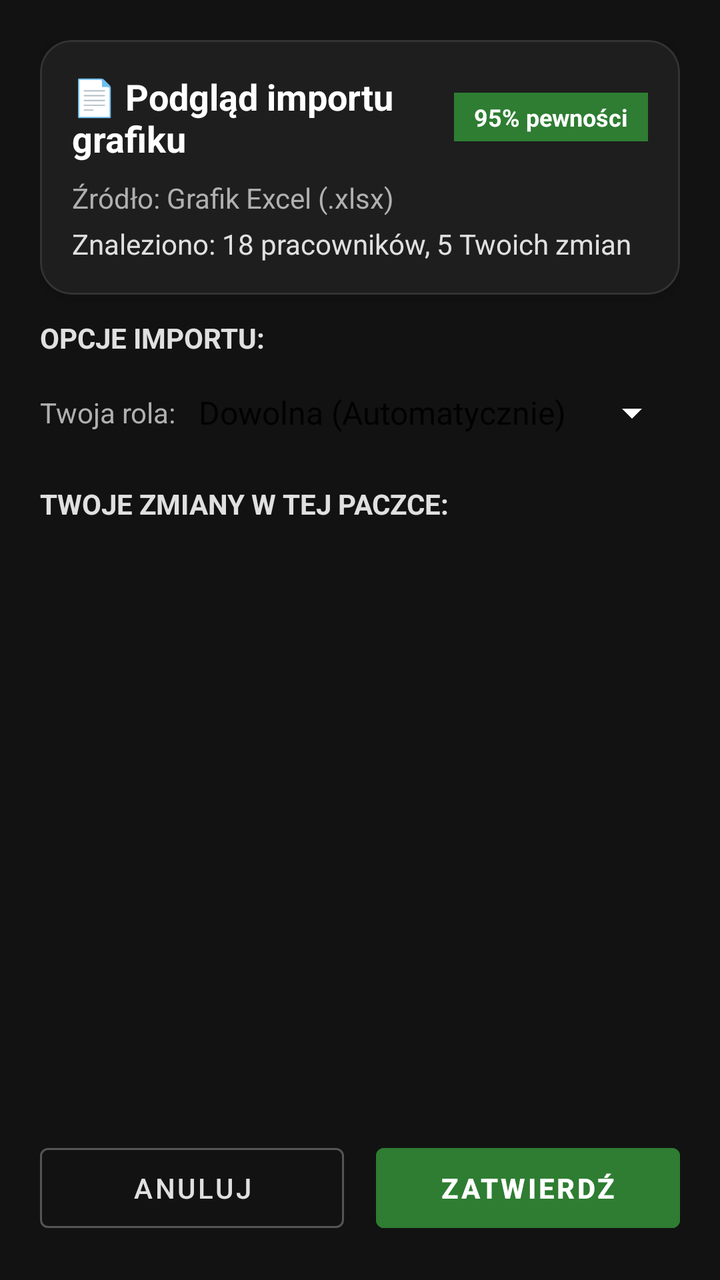
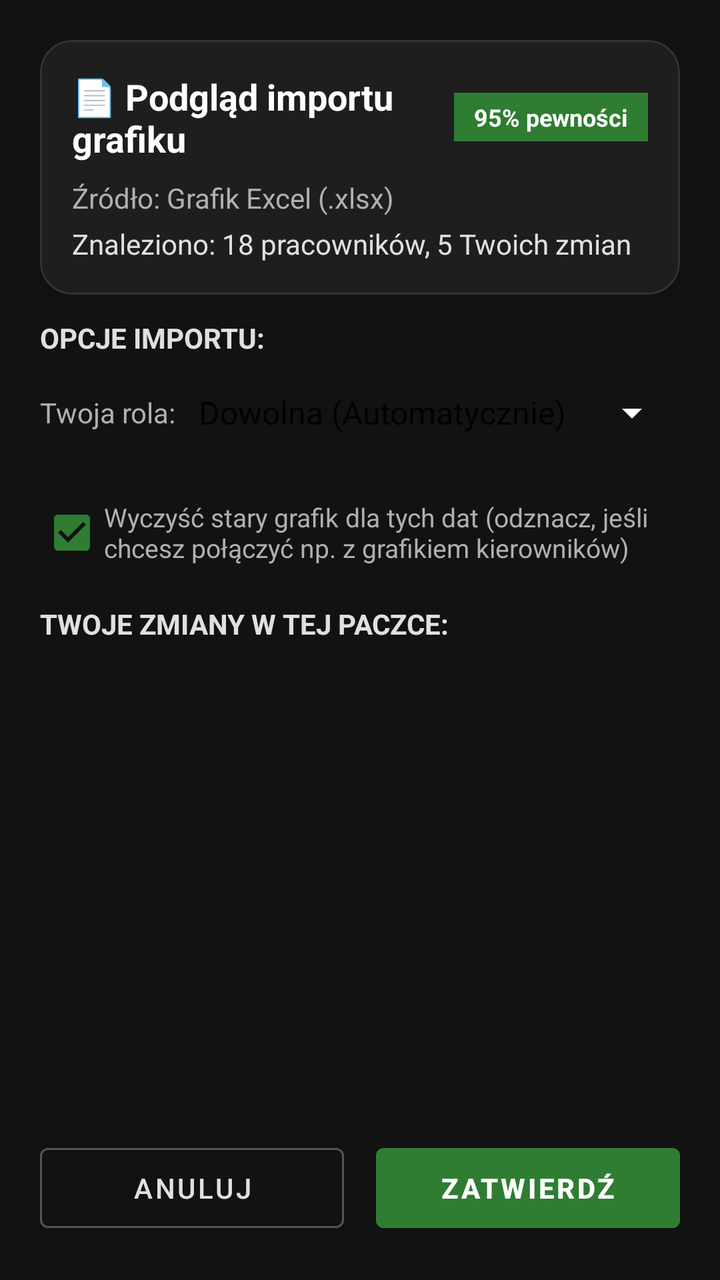

Compare the two renders of this Android layout. The source of the first and the diff that turns it into the second are given below.
<!-- AndroidManifest.xml: application theme Theme.AsystentKinowy -->
<!-- res/layout/fragment_import_preview.xml -->
<?xml version="1.0" encoding="utf-8"?>
<LinearLayout xmlns:android="http://schemas.android.com/apk/res/android"
    xmlns:app="http://schemas.android.com/apk/res-auto"
    xmlns:tools="http://schemas.android.com/tools"
    android:layout_width="match_parent"
    android:layout_height="match_parent"
    android:orientation="vertical"
    android:background="#121212"
    android:padding="20dp">

    
    <com.google.android.material.card.MaterialCardView
        android:layout_width="match_parent"
        android:layout_height="wrap_content"
        app:cardBackgroundColor="#1E1E1E"
        app:cardCornerRadius="16dp"
        app:cardElevation="4dp"
        app:strokeColor="#333333"
        app:strokeWidth="1dp">

        <LinearLayout
            android:layout_width="match_parent"
            android:layout_height="wrap_content"
            android:orientation="vertical"
            android:padding="16dp">

            <LinearLayout
                android:layout_width="match_parent"
                android:layout_height="wrap_content"
                android:gravity="center_vertical"
                android:orientation="horizontal">

                <TextView
                    android:id="@+id/tvImportSourceTitle"
                    android:layout_width="0dp"
                    android:layout_height="wrap_content"
                    android:layout_weight="1"
                    android:text="📄 Podgląd importu grafiku"
                    android:textColor="#FFFFFF"
                    android:textSize="18sp"
                    android:textStyle="bold" />

                <TextView
                    android:id="@+id/tvConfidenceBadge"
                    android:layout_width="wrap_content"
                    android:layout_height="wrap_content"
                    android:background="#2E7D32"
                    android:paddingHorizontal="10dp"
                    android:paddingVertical="4dp"
                    android:text="95% pewności"
                    android:textColor="#FFFFFF"
                    android:textSize="12sp"
                    android:textStyle="bold" />
            </LinearLayout>

            <TextView
                android:id="@+id/tvSourceFileName"
                android:layout_width="match_parent"
                android:layout_height="wrap_content"
                android:layout_marginTop="8dp"
                android:text="Źródło: Grafik Excel (.xlsx)"
                android:textColor="#B0B0B0"
                android:textSize="14sp" />

            <TextView
                android:id="@+id/tvSummaryDetails"
                android:layout_width="match_parent"
                android:layout_height="wrap_content"
                android:layout_marginTop="4dp"
                android:text="Znaleziono: 18 pracowników, 5 Twoich zmian"
                android:textColor="#E0E0E0"
                android:textSize="14sp" />

        </LinearLayout>
    </com.google.android.material.card.MaterialCardView>

    
    <com.google.android.material.card.MaterialCardView
        android:id="@+id/cardWarnings"
        android:layout_width="match_parent"
        android:layout_height="wrap_content"
        android:layout_marginTop="12dp"
        android:visibility="gone"
        app:cardBackgroundColor="#332400"
        app:cardCornerRadius="12dp"
        app:strokeColor="#FFB300"
        app:strokeWidth="1dp"
        tools:visibility="visible">

        <LinearLayout
            android:layout_width="match_parent"
            android:layout_height="wrap_content"
            android:orientation="vertical"
            android:padding="12dp">

            <TextView
                android:layout_width="wrap_content"
                android:layout_height="wrap_content"
                android:text="⚠️ Uwagi parsera"
                android:textColor="#FFB300"
                android:textSize="14sp"
                android:textStyle="bold" />

            <TextView
                android:id="@+id/tvWarningsText"
                android:layout_width="match_parent"
                android:layout_height="wrap_content"
                android:layout_marginTop="4dp"
                android:text="Niektóre godziny mogą wymagać weryfikacji."
                android:textColor="#FFE082"
                android:textSize="13sp" />
        </LinearLayout>
    </com.google.android.material.card.MaterialCardView>

    <TextView
        android:layout_width="wrap_content"
        android:layout_height="wrap_content"
        android:layout_marginTop="12dp"
        android:layout_marginBottom="4dp"
        android:text="OPCJE IMPORTU:"
        android:textColor="#E0E0E0"
        android:textSize="14sp"
        android:textStyle="bold" />

    <LinearLayout
        android:layout_width="match_parent"
        android:layout_height="wrap_content"
        android:orientation="horizontal"
        android:gravity="center_vertical"
        android:layout_marginBottom="12dp">

        <TextView
            android:layout_width="wrap_content"
            android:layout_height="wrap_content"
            android:text="Twoja rola: "
            android:textColor="#B0B0B0"
            android:textSize="14sp" />

        <Spinner
            android:id="@+id/spinnerRole"
            android:layout_width="0dp"
            android:layout_height="48dp"
            android:layout_weight="1"
            android:entries="@array/roles_array"
            android:backgroundTint="#FFFFFF"/>
    </LinearLayout>

    <TextView
        android:layout_width="wrap_content"
        android:layout_height="wrap_content"
        android:layout_marginBottom="8dp"
        android:text="TWOJE ZMIANY W TEJ PACZCE:"
        android:textColor="#E0E0E0"
        android:textSize="14sp"
        android:textStyle="bold" />

    <androidx.recyclerview.widget.RecyclerView
        android:id="@+id/rvPreviewShifts"
        android:layout_width="match_parent"
        android:layout_height="0dp"
        android:layout_weight="1"
        android:nestedScrollingEnabled="true"
        tools:listitem="@layout/item_shift" />

    <TextView
        android:id="@+id/tvEmptyShiftsNotice"
        android:layout_width="match_parent"
        android:layout_height="0dp"
        android:layout_weight="1"
        android:gravity="center"
        android:padding="24dp"
        android:text="Nie znaleziono w tym grafiku zmian dopasowanych do Twojego imienia."
        android:textColor="#888888"
        android:textSize="14sp"
        android:visibility="gone" />

    
    <LinearLayout
        android:layout_width="match_parent"
        android:layout_height="wrap_content"
        android:layout_marginTop="12dp"
        android:orientation="horizontal">

        <Button
            android:id="@+id/btnCancelImport"
            style="@style/Widget.MaterialComponents.Button.OutlinedButton"
            android:layout_width="0dp"
            android:layout_height="52dp"
            android:layout_marginEnd="8dp"
            android:layout_weight="1"
            android:text="Anuluj"
            android:textColor="#E0E0E0"
            app:strokeColor="#555555" />

        <Button
            android:id="@+id/btnConfirmImport"
            android:layout_width="0dp"
            android:layout_height="52dp"
            android:layout_marginStart="8dp"
            android:layout_weight="1"
            android:backgroundTint="#2E7D32"
            android:text="Zatwierdź"
            android:textColor="#FFFFFF"
            android:textStyle="bold" />
    </LinearLayout>

</LinearLayout>
<!-- res/layout/item_shift.xml (included above) -->
<?xml version="1.0" encoding="utf-8"?>
<com.google.android.material.card.MaterialCardView
    xmlns:android="http://schemas.android.com/apk/res/android"
    xmlns:app="http://schemas.android.com/apk/res-auto"
    android:layout_width="match_parent"
    android:layout_height="wrap_content"
    android:layout_marginHorizontal="16dp"
    android:layout_marginVertical="6dp"
    style="?attr/materialCardViewElevatedStyle"
    app:cardCornerRadius="16dp">

    <androidx.constraintlayout.widget.ConstraintLayout
        android:layout_width="match_parent"
        android:layout_height="wrap_content"
        android:padding="16dp">

        
        <ImageView
            android:id="@+id/iv_calendar_icon"
            android:layout_width="20dp"
            android:layout_height="20dp"
            android:src="@drawable/ic_calendar"
            app:tint="#FF6600"
            app:layout_constraintTop_toTopOf="@+id/tv_shift_date"
            app:layout_constraintBottom_toBottomOf="@+id/tv_shift_date"
            app:layout_constraintStart_toStartOf="parent" />

        
        <TextView
            android:id="@+id/tv_shift_date"
            android:layout_width="0dp"
            android:layout_height="wrap_content"
            android:layout_marginStart="8dp"
            android:textSize="16sp"
            android:textStyle="bold"
            android:textColor="#FFFFFF"
            app:layout_constraintTop_toTopOf="parent"
            app:layout_constraintStart_toEndOf="@+id/iv_calendar_icon"
            app:layout_constraintEnd_toStartOf="@+id/tv_moon_icon" />

        
        <TextView
            android:id="@+id/tv_moon_icon"
            android:layout_width="wrap_content"
            android:layout_height="wrap_content"
            android:text="🌙"
            android:textSize="16sp"
            android:visibility="gone"
            android:layout_marginEnd="8dp"
            app:layout_constraintTop_toTopOf="@+id/tv_shift_date"
            app:layout_constraintBottom_toBottomOf="@+id/tv_shift_date"
            app:layout_constraintEnd_toStartOf="@+id/chip_shift_description" />

        
        <ImageView
            android:id="@+id/iv_time_icon"
            android:layout_width="16dp"
            android:layout_height="16dp"
            android:src="@android:drawable/ic_menu_recent_history"
            app:tint="#AAAAAA"
            android:layout_marginTop="6dp"
            app:layout_constraintTop_toBottomOf="@+id/tv_shift_date"
            app:layout_constraintStart_toStartOf="@+id/iv_calendar_icon"
            app:layout_constraintEnd_toEndOf="@+id/iv_calendar_icon" />

        
        <TextView
            android:id="@+id/tv_shift_hours"
            android:layout_width="0dp"
            android:layout_height="wrap_content"
            android:layout_marginStart="8dp"
            android:layout_marginTop="4dp"
            android:textSize="14sp"
            android:textColor="#AAAAAA"
            app:layout_constraintTop_toBottomOf="@+id/tv_shift_date"
            app:layout_constraintStart_toEndOf="@+id/iv_time_icon"
            app:layout_constraintEnd_toStartOf="@+id/chip_shift_description" />

        
        <com.google.android.material.chip.Chip
            android:id="@+id/chip_shift_description"
            android:layout_width="wrap_content"
            android:layout_height="wrap_content"
            android:clickable="false"
            android:textStyle="bold"
            android:textColor="#FFFFFF"
            app:chipBackgroundColor="#FF6600"
            app:chipStrokeWidth="0dp"
            app:layout_constraintTop_toTopOf="parent"
            app:layout_constraintBottom_toBottomOf="@+id/tv_shift_hours"
            app:layout_constraintEnd_toEndOf="parent" />

        
        <TextView
            android:id="@+id/tv_closing_crew"
            android:layout_width="0dp"
            android:layout_height="wrap_content"
            android:layout_marginTop="8dp"
            android:textSize="13sp"
            android:textColor="#CCCCCC"
            android:drawablePadding="4dp"
            android:visibility="gone"
            app:layout_constraintTop_toBottomOf="@+id/tv_shift_hours"
            app:layout_constraintStart_toStartOf="parent"
            app:layout_constraintEnd_toEndOf="parent" />

    </androidx.constraintlayout.widget.ConstraintLayout>

</com.google.android.material.card.MaterialCardView>
<!-- resources referenced by this layout -->
<resources>
  <string-array name="roles_array">
          <item>Dowolna (Automatycznie)</item>
          <item>Obsługa</item>
          <item>Bar</item>
          <item>Kasa</item>
          <item>Team Leader</item>
          <item>Manager</item>
          <item>Deputy Manager</item>
      </string-array>
  <!-- drawable ic_calendar (drawable) -->
  <vector xmlns:android="http://schemas.android.com/apk/res/android"
      android:width="24dp"
      android:height="24dp"
      android:viewportWidth="24"
      android:viewportHeight="24"
      android:tint="?attr/colorControlNormal">
      <path
          android:fillColor="@android:color/white"
          android:pathData="M19,3h-1V1h-2v2H8V1H6v2H5C3.89,3 3.01,3.9 3.01,5L3,19c0,1.1 0.89,2 2,2h14c1.1,0 2,-0.9 2,-2V5C21,3.9 20.1,3 19,3zM19,19H5V8h14V19zM9,12H7v-2h2V12zM13,12h-2v-2h2V12zM17,12h-2v-2h2V12zM9,16H7v-2h2V16zM13,16h-2v-2h2V16zM17,16h-2v-2h2V16z"/>
  </vector>
  <style name="Theme.AsystentKinowy" parent="Theme.MaterialComponents.DayNight.NoActionBar">        <item name="colorPrimary">@color/colorPrimary</item>
          <item name="colorPrimaryVariant">@color/colorPrimary</item>
          <item name="colorOnPrimary">@color/colorOnPrimary</item>
  
          
          <item name="colorSecondary">@color/colorPrimary</item>
          <item name="colorSecondaryVariant">@color/colorPrimary</item>
          <item name="colorOnSecondary">@color/colorOnPrimary</item>
  
          
          <item name="android:colorBackground">@color/colorBackground</item>
          <item name="colorSurface">@color/colorSurface</item>
          <item name="colorSurfaceVariant">@color/colorSurfaceVariant</item>
          <item name="colorOnSurface">@color/colorOnPrimary</item>
  
          
          <item name="colorError">@color/md_error</item>
          <item name="colorOnError">@color/colorOnPrimary</item>
  
          
          <item name="android:statusBarColor">@color/colorBackground</item>
          <item name="android:navigationBarColor">@color/colorBackground</item>
  
          
          <item name="textAppearanceBody1">@style/TextAppearance.MaterialComponents.Body1</item>
          <item name="textAppearanceBody2">@style/TextAppearance.MaterialComponents.Body2</item>
          <item name="textAppearanceCaption">@style/TextAppearance.MaterialComponents.Caption</item>
          <item name="textAppearanceHeadline1">@style/TextAppearance.MaterialComponents.Headline1</item>
          <item name="textAppearanceHeadline2">@style/TextAppearance.MaterialComponents.Headline2</item>
          <item name="textAppearanceHeadline3">@style/TextAppearance.MaterialComponents.Headline3</item>
          <item name="textAppearanceHeadline4">@style/TextAppearance.MaterialComponents.Headline4</item>
          <item name="textAppearanceHeadline5">@style/TextAppearance.MaterialComponents.Headline5</item>
          <item name="textAppearanceHeadline6">@style/TextAppearance.MaterialComponents.Headline6</item>
          <item name="textAppearanceSubtitle1">@style/TextAppearance.MaterialComponents.Subtitle1</item>
          <item name="textAppearanceSubtitle2">@style/TextAppearance.MaterialComponents.Subtitle2</item>
          <item name="textAppearanceOverline">@style/TextAppearance.MaterialComponents.Overline</item>
          <item name="textAppearanceButton">@style/TextAppearance.MaterialComponents.Button</item>
  
          
          <item name="shapeAppearanceSmallComponent">@style/ShapeAppearance.MaterialComponents.SmallComponent</item>
          <item name="shapeAppearanceMediumComponent">@style/ShapeAppearance.MaterialComponents.MediumComponent</item>
          <item name="shapeAppearanceLargeComponent">@style/ShapeAppearance.MaterialComponents.LargeComponent</item>
      </style>
  <color name="colorPrimary">#FF6600</color>
  <color name="colorOnPrimary">#FFFFFF</color>
  <color name="colorBackground">#000000</color>
  <color name="colorSurface">#1A1A1A</color>
  <color name="colorSurfaceVariant">#333333</color>
  <color name="md_error">#FFB00020</color>
</resources>

<!-- the commit's change to res/layout/fragment_import_preview.xml (unified diff, before → after) -->
@@ -145,6 +145,17 @@
             android:backgroundTint="#FFFFFF"/>
     </LinearLayout>
 
+    <CheckBox
+        android:id="@+id/cbClearExisting"
+        android:layout_width="match_parent"
+        android:layout_height="wrap_content"
+        android:layout_marginBottom="12dp"
+        android:checked="true"
+        android:text="Wyczyść stary grafik dla tych dat (odznacz, jeśli chcesz połączyć np. z grafikiem kierowników)"
+        android:textColor="#B0B0B0"
+        android:buttonTint="#2E7D32"
+        android:textSize="13sp" />
+
     <TextView
         android:layout_width="wrap_content"
         android:layout_height="wrap_content"
